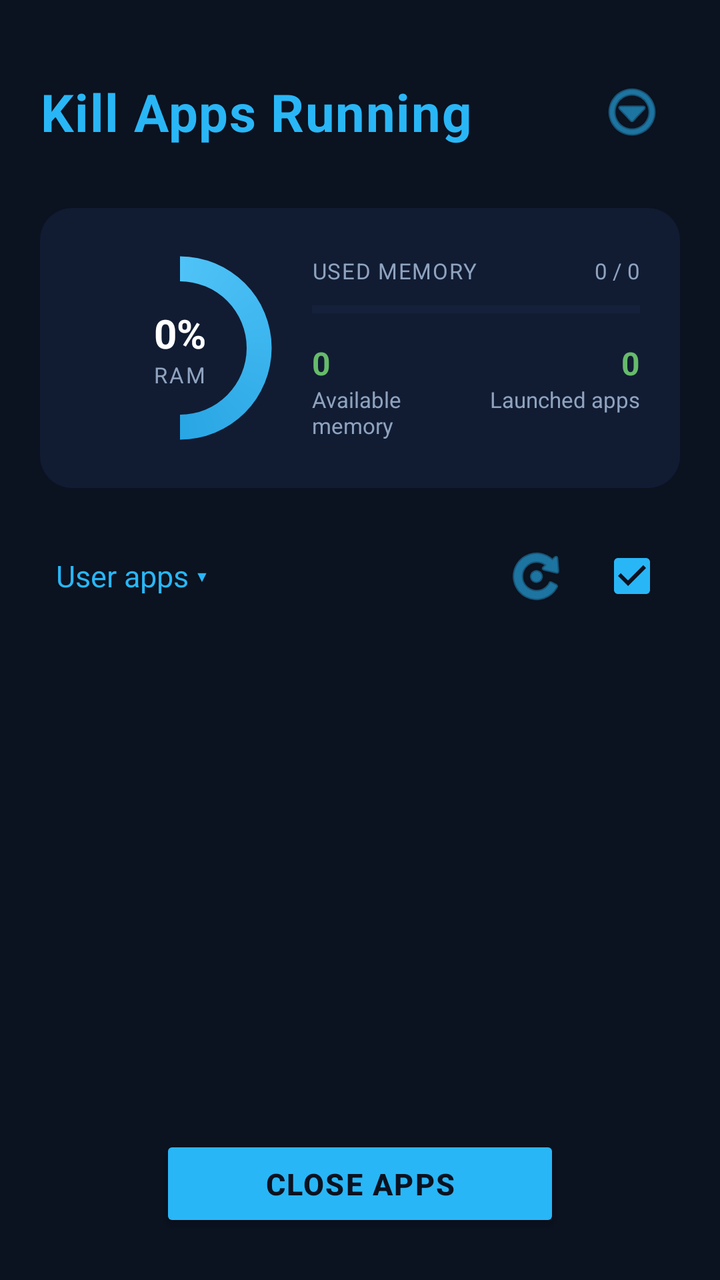
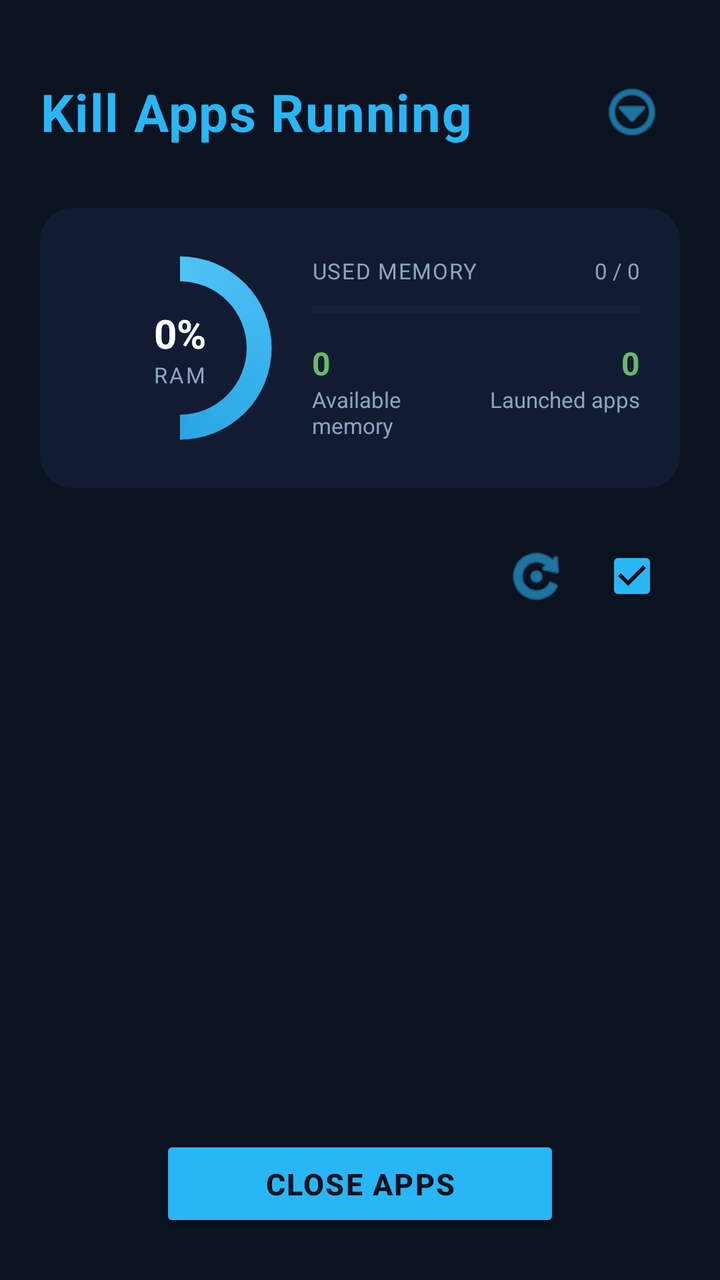

Two renders of the same Android screen: before a commit and after it. Below are the layout's source before the change and the commit's diff.
<!-- AndroidManifest.xml: application theme Theme.Toolsku -->
<!-- res/layout/activity_killer.xml -->
<?xml version="1.0" encoding="utf-8"?>
<androidx.constraintlayout.widget.ConstraintLayout
    xmlns:android="http://schemas.android.com/apk/res/android"
    xmlns:app="http://schemas.android.com/apk/res-auto"
    android:layout_width="match_parent"
    android:layout_height="match_parent"
    android:background="@color/bg_dark">

    
    <LinearLayout
        android:id="@+id/headerBar"
        android:layout_width="match_parent"
        android:layout_height="wrap_content"
        android:orientation="horizontal"
        android:paddingHorizontal="20dp"
        android:paddingTop="32dp"
        android:paddingBottom="16dp"
        android:gravity="center_vertical"
        app:layout_constraintTop_toTopOf="parent">

        <TextView
            android:id="@+id/tvHeaderTitle"
            android:layout_width="0dp"
            android:layout_height="wrap_content"
            android:layout_weight="1"
            android:text="@string/header_kill_apps_running"
            android:textColor="@color/accent"
            android:textSize="26sp"
            android:textStyle="bold"
            android:letterSpacing="0.02" />

        <ImageButton
            android:id="@+id/btnMenu"
            android:layout_width="48dp"
            android:layout_height="48dp"
            android:background="?attr/selectableItemBackgroundBorderless"
            android:contentDescription="@string/killer_menu_desc"
            android:src="@android:drawable/ic_menu_more"
            app:tint="@color/accent" />
    </LinearLayout>

    
    <LinearLayout
        android:id="@+id/ramCard"
        android:layout_width="match_parent"
        android:layout_height="wrap_content"
        android:layout_marginHorizontal="20dp"
        android:layout_marginTop="8dp"
        android:background="@drawable/bg_menu_card"
        android:orientation="horizontal"
        android:padding="20dp"
        android:gravity="center_vertical"
        app:layout_constraintTop_toBottomOf="@id/headerBar">

        <FrameLayout
            android:layout_width="100dp"
            android:layout_height="100dp">

            <ProgressBar
                android:id="@+id/progressRam"
                style="?android:attr/progressBarStyleHorizontal"
                android:layout_width="match_parent"
                android:layout_height="match_parent"
                android:progressDrawable="@drawable/circular_progress"
                android:max="100"
                android:progress="50" />

            <LinearLayout
                android:layout_width="match_parent"
                android:layout_height="match_parent"
                android:gravity="center"
                android:orientation="vertical">

                <TextView
                    android:id="@+id/tvRamPercent"
                    android:layout_width="wrap_content"
                    android:layout_height="wrap_content"
                    android:text="0%"
                    android:textColor="@color/text_primary"
                    android:textSize="20sp"
                    android:textStyle="bold" />

                <TextView
                    android:layout_width="wrap_content"
                    android:layout_height="wrap_content"
                    android:text="RAM"
                    android:textColor="@color/text_secondary"
                    android:textSize="11sp"
                    android:letterSpacing="0.1" />
            </LinearLayout>
        </FrameLayout>

        <LinearLayout
            android:layout_width="0dp"
            android:layout_height="wrap_content"
            android:layout_marginStart="16dp"
            android:layout_weight="1"
            android:orientation="vertical">

            <LinearLayout
                android:layout_width="match_parent"
                android:layout_height="wrap_content"
                android:orientation="horizontal">

                <TextView
                    android:layout_width="0dp"
                    android:layout_height="wrap_content"
                    android:layout_weight="1"
                    android:text="@string/killer_used_memory"
                    android:textColor="@color/text_secondary"
                    android:textSize="11sp"
                    android:letterSpacing="0.05" />

                <TextView
                    android:id="@+id/tvRamUsedText"
                    android:layout_width="wrap_content"
                    android:layout_height="wrap_content"
                    android:text="0 / 0"
                    android:textColor="@color/text_secondary"
                    android:textSize="11sp" />
            </LinearLayout>

            <ProgressBar
                android:id="@+id/barRam"
                style="?android:attr/progressBarStyleHorizontal"
                android:layout_width="match_parent"
                android:layout_height="8dp"
                android:layout_marginTop="8dp"
                android:max="100"
                android:progress="0"
                android:progressTint="@color/accent"
                android:progressBackgroundTint="@color/divider" />

            <LinearLayout
                android:layout_width="match_parent"
                android:layout_height="wrap_content"
                android:layout_marginTop="12dp"
                android:orientation="horizontal">

                <LinearLayout
                    android:layout_width="0dp"
                    android:layout_height="wrap_content"
                    android:layout_weight="1"
                    android:orientation="vertical">

                    <TextView
                        android:id="@+id/tvRamAvailable"
                        android:layout_width="wrap_content"
                        android:layout_height="wrap_content"
                        android:text="0"
                        android:textColor="@color/success"
                        android:textSize="16sp"
                        android:textStyle="bold" />

                    <TextView
                        android:layout_width="wrap_content"
                        android:layout_height="wrap_content"
                        android:text="@string/killer_available_memory"
                        android:textColor="@color/text_secondary"
                        android:textSize="11sp" />
                </LinearLayout>

                <LinearLayout
                    android:layout_width="0dp"
                    android:layout_height="wrap_content"
                    android:layout_weight="1"
                    android:orientation="vertical"
                    android:gravity="end">

                    <TextView
                        android:id="@+id/tvLaunchedApps"
                        android:layout_width="wrap_content"
                        android:layout_height="wrap_content"
                        android:text="0"
                        android:textColor="@color/success"
                        android:textSize="16sp"
                        android:textStyle="bold" />

                    <TextView
                        android:layout_width="wrap_content"
                        android:layout_height="wrap_content"
                        android:text="@string/killer_launched_apps"
                        android:textColor="@color/text_secondary"
                        android:textSize="11sp" />
                </LinearLayout>
            </LinearLayout>
        </LinearLayout>
    </LinearLayout>

    
    <LinearLayout
        android:id="@+id/filterBar"
        android:layout_width="match_parent"
        android:layout_height="wrap_content"
        android:layout_marginTop="20dp"
        android:orientation="horizontal"
        android:gravity="center_vertical"
        android:paddingHorizontal="20dp"
        app:layout_constraintTop_toBottomOf="@id/ramCard">

        <LinearLayout
            android:id="@+id/btnFilter"
            android:layout_width="0dp"
            android:layout_height="wrap_content"
            android:layout_weight="1"
            android:gravity="center_vertical"
            android:orientation="horizontal"
            android:clickable="true"
            android:focusable="true"
            android:padding="8dp">

            <TextView
                android:id="@+id/tvFilterLabel"
                android:layout_width="wrap_content"
                android:layout_height="wrap_content"
                android:text="@string/killer_filter_user_apps"
                android:textColor="@color/accent"
                android:textSize="15sp" />

            <TextView
                android:layout_width="wrap_content"
                android:layout_height="wrap_content"
                android:layout_marginStart="4dp"
                android:text="▾"
                android:textColor="@color/accent"
                android:textSize="15sp" />
        </LinearLayout>

        <ImageButton
            android:id="@+id/btnRefresh"
            android:layout_width="48dp"
            android:layout_height="48dp"
            android:background="?attr/selectableItemBackgroundBorderless"
            android:contentDescription="@string/killer_refresh"
            android:src="@android:drawable/ic_menu_rotate"
            app:tint="@color/accent" />

        <ImageButton
            android:id="@+id/btnSelectAll"
            android:layout_width="48dp"
            android:layout_height="48dp"
            android:background="?attr/selectableItemBackgroundBorderless"
            android:contentDescription="@string/killer_select_all"
            android:src="@drawable/ic_checkbox_checked"
            app:tint="@color/accent" />
    </LinearLayout>

    
    <androidx.recyclerview.widget.RecyclerView
        android:id="@+id/rvApps"
        android:layout_width="match_parent"
        android:layout_height="0dp"
        android:layout_marginTop="8dp"
        android:layout_marginHorizontal="20dp"
        android:clipToPadding="false"
        android:paddingBottom="100dp"
        app:layout_constraintTop_toBottomOf="@id/filterBar"
        app:layout_constraintBottom_toBottomOf="parent" />

    
    <TextView
        android:id="@+id/tvLoading"
        android:layout_width="wrap_content"
        android:layout_height="wrap_content"
        android:text="@string/killer_loading"
        android:textColor="@color/text_secondary"
        android:textSize="15sp"
        android:visibility="gone"
        app:layout_constraintTop_toBottomOf="@id/filterBar"
        app:layout_constraintBottom_toBottomOf="parent"
        app:layout_constraintStart_toStartOf="parent"
        app:layout_constraintEnd_toEndOf="parent" />

    
    <Button
        android:id="@+id/btnCloseApps"
        android:layout_width="wrap_content"
        android:layout_height="wrap_content"
        android:layout_marginBottom="24dp"
        android:backgroundTint="@color/accent"
        android:minWidth="200dp"
        android:paddingHorizontal="32dp"
        android:paddingVertical="14dp"
        android:text="@string/killer_close_apps_zero"
        android:textColor="@color/bg_dark"
        android:textSize="15sp"
        android:textStyle="bold"
        android:letterSpacing="0.05"
        app:cornerRadius="28dp"
        app:layout_constraintBottom_toBottomOf="parent"
        app:layout_constraintStart_toStartOf="parent"
        app:layout_constraintEnd_toEndOf="parent" />

</androidx.constraintlayout.widget.ConstraintLayout>
<!-- resources referenced by this layout -->
<resources>
  <color name="accent">#29B6F6</color>
  <color name="bg_dark">#0B1220</color>
  <color name="divider">#1E2D4A</color>
  <color name="success">#66BB6A</color>
  <color name="text_primary">#FFFFFF</color>
  <color name="text_secondary">#8FA3BF</color>
  <!-- drawable bg_menu_card (drawable) -->
  <?xml version="1.0" encoding="utf-8"?>
  <shape xmlns:android="http://schemas.android.com/apk/res/android"
      android:shape="rectangle">
      <solid android:color="@color/bg_surface" />
      <corners android:radius="@dimen/card_radius" />
  </shape>
  <!-- drawable circular_progress (drawable) -->
  <?xml version="1.0" encoding="utf-8"?>
  <rotate xmlns:android="http://schemas.android.com/apk/res/android"
      android:fromDegrees="270"
      android:toDegrees="270">
  
      <shape
          android:shape="ring"
          android:thicknessRatio="8"
          android:useLevel="true">
  
          <gradient
              android:startColor="@color/accent_light"
              android:endColor="@color/accent_dark"
              android:type="sweep" />
  
      </shape>
  </rotate>
  <!-- drawable ic_checkbox_checked (drawable) -->
  <?xml version="1.0" encoding="utf-8"?>
  <vector xmlns:android="http://schemas.android.com/apk/res/android"
      android:width="24dp"
      android:height="24dp"
      android:viewportWidth="24"
      android:viewportHeight="24">
      <path
          android:fillColor="#FFFFFF"
          android:pathData="M19,3H5C3.9,3 3,3.9 3,5v14c0,1.1 0.9,2 2,2h14c1.1,0 2,-0.9 2,-2V5C21,3.9 20.1,3 19,3zM10,17l-5,-5 1.41,-1.41L10,14.17l7.59,-7.59L19,8L10,17z" />
  </vector>
  <string name="header_kill_apps_running">Kill Apps Running</string>
  <string name="killer_available_memory">Available memory</string>
  <string name="killer_close_apps_zero">CLOSE APPS</string>
  <string name="killer_filter_user_apps">User apps</string>
  <string name="killer_launched_apps">Launched apps</string>
  <string name="killer_loading">Memuat aplikasi…</string>
  <string name="killer_menu_desc">Menu</string>
  <string name="killer_refresh">Refresh</string>
  <string name="killer_select_all">Pilih Semua</string>
  <string name="killer_used_memory">USED MEMORY</string>
  <style name="Theme.Toolsku" parent="Theme.MaterialComponents.NoActionBar">
          <item name="colorPrimary">@color/accent</item>
          <item name="colorPrimaryVariant">@color/accent_dark</item>
          <item name="colorOnPrimary">@color/bg_dark</item>
          <item name="colorSecondary">@color/accent_light</item>
          <item name="colorSecondaryVariant">@color/accent</item>
          <item name="colorOnSecondary">@color/bg_dark</item>
          <item name="android:colorBackground">@color/bg_dark</item>
          <item name="colorSurface">@color/bg_surface</item>
          <item name="colorOnSurface">@color/text_primary</item>
          <item name="android:statusBarColor">@color/bg_dark</item>
          <item name="android:navigationBarColor">@color/bg_dark</item>
          <item name="android:windowLightStatusBar">false</item>
          <item name="android:windowBackground">@color/bg_dark</item>
      </style>
  <color name="bg_surface">#111C33</color>
  <dimen name="card_radius">16dp</dimen>
  <color name="accent_light">#4FC3F7</color>
  <color name="accent_dark">#0288D1</color>
</resources>

<!-- the commit's change to res/layout/activity_killer.xml (unified diff, before → after) -->
@@ -194,37 +194,9 @@
         android:layout_height="wrap_content"
         android:layout_marginTop="20dp"
         android:orientation="horizontal"
-        android:gravity="center_vertical"
+        android:gravity="end"
         android:paddingHorizontal="20dp"
         app:layout_constraintTop_toBottomOf="@id/ramCard">
-
-        <LinearLayout
-            android:id="@+id/btnFilter"
-            android:layout_width="0dp"
-            android:layout_height="wrap_content"
-            android:layout_weight="1"
-            android:gravity="center_vertical"
-            android:orientation="horizontal"
-            android:clickable="true"
-            android:focusable="true"
-            android:padding="8dp">
-
-            <TextView
-                android:id="@+id/tvFilterLabel"
-                android:layout_width="wrap_content"
-                android:layout_height="wrap_content"
-                android:text="@string/killer_filter_user_apps"
-                android:textColor="@color/accent"
-                android:textSize="15sp" />
-
-            <TextView
-                android:layout_width="wrap_content"
-                android:layout_height="wrap_content"
-                android:layout_marginStart="4dp"
-                android:text="▾"
-                android:textColor="@color/accent"
-                android:textSize="15sp" />
-        </LinearLayout>
 
         <ImageButton
             android:id="@+id/btnRefresh"
<!-- resource entries referenced after the edit -->
@@ -45,7 +45,6 @@
   <string name="header_kill_apps_running">Kill Apps Running</string>
   <string name="killer_available_memory">Available memory</string>
   <string name="killer_close_apps_zero">CLOSE APPS</string>
-  <string name="killer_filter_user_apps">User apps</string>
   <string name="killer_launched_apps">Launched apps</string>
   <string name="killer_loading">Memuat aplikasi…</string>
   <string name="killer_menu_desc">Menu</string>
